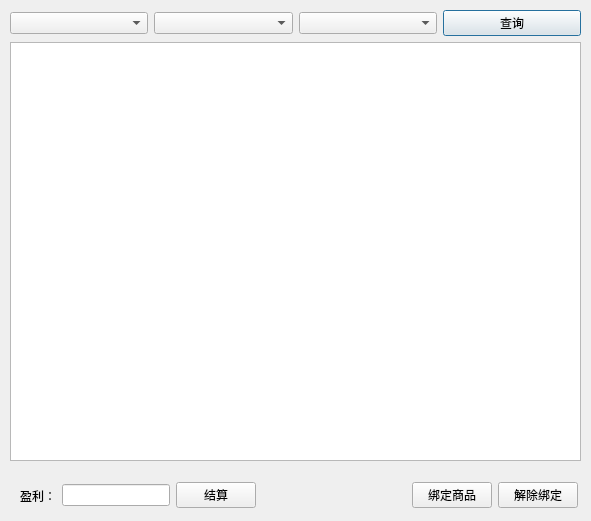
Old version of the form settledialog.ui in the repository cryring/myorder.
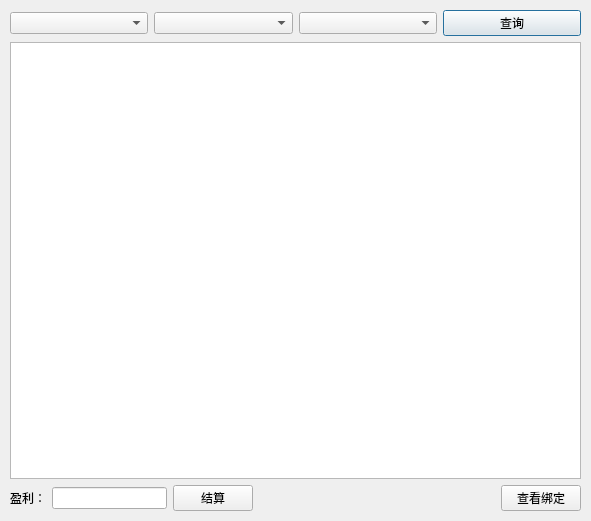
New version of the form.

```diff
--- a/settledialog.ui
+++ b/settledialog.ui
@@ -13,15 +13,17 @@
   <property name="windowTitle">
    <string/>
   </property>
-  <widget class="QWidget" name="layoutWidget">
+  <widget class="QWidget" name="">
    <property name="geometry">
     <rect>
      <x>10</x>
      <y>10</y>
      <width>571</width>
-     <height>451</height>
+     <height>501</height>
     </rect>
    </property>
+   <layout class="QVBoxLayout" name="verticalLayout_2">
+    <item>
    <layout class="QVBoxLayout" name="verticalLayout">
     <item>
      <layout class="QHBoxLayout" name="horizontalLayout">
@@ -47,17 +49,9 @@
      <widget class="QTableView" name="orderView"/>
     </item>
    </layout>
-  </widget>
-  <widget class="QWidget" name="layoutWidget">
-   <property name="geometry">
-    <rect>
-     <x>20</x>
-     <y>480</y>
-     <width>558</width>
-     <height>31</height>
-    </rect>
-   </property>
-   <layout class="QHBoxLayout" name="horizontalLayout_4">
+    </item>
+    <item>
+     <layout class="QHBoxLayout" name="horizontalLayout_2">
     <item>
      <layout class="QHBoxLayout" name="horizontalLayout_3">
       <item>
@@ -86,25 +80,16 @@
       </property>
       <property name="sizeHint" stdset="0">
        <size>
-        <width>118</width>
+          <width>198</width>
         <height>20</height>
        </size>
       </property>
      </spacer>
     </item>
     <item>
-     <layout class="QHBoxLayout" name="horizontalLayout_2">
-      <item>
-       <widget class="QPushButton" name="attachButton">
+       <widget class="QPushButton" name="viewBindButton">
         <property name="text">
-         <string>绑定商品</string>
-        </property>
-       </widget>
-      </item>
-      <item>
-       <widget class="QPushButton" name="detachButton">
-        <property name="text">
-         <string>解除绑定</string>
+         <string>查看绑定</string>
         </property>
        </widget>
       </item>
```
Lines whose indentation alone changed are shown as unchanged.
